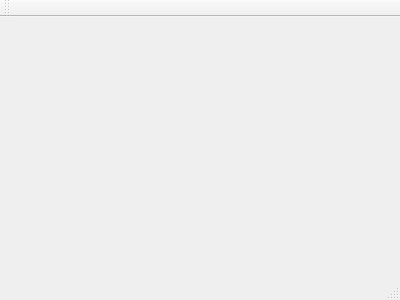
First picture: the form in mainwindow.ui, repository ghaemisr/MicroProject_Python, before the edit.
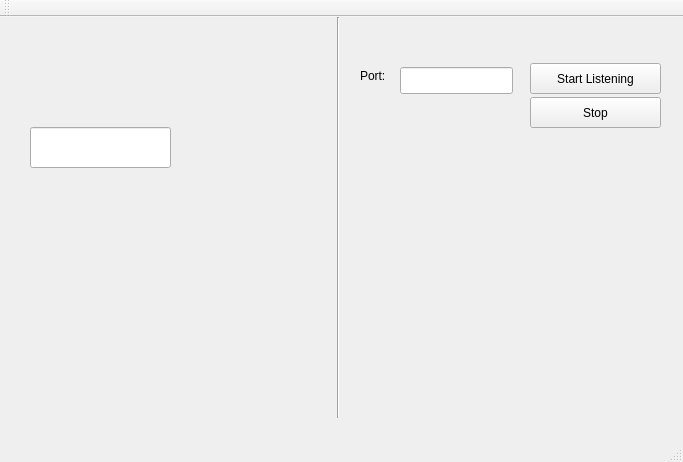
Second picture: the form after the edit.

The edit to the form file:
```diff
--- a/mainwindow.ui
+++ b/mainwindow.ui
@@ -1,24 +1,112 @@
 <ui version="4.0">
  <class>MainWindow</class>
- <widget class="QMainWindow" name="MainWindow" >
-  <property name="geometry" >
+ <widget class="QMainWindow" name="MainWindow">
+  <property name="geometry">
    <rect>
     <x>0</x>
     <y>0</y>
-    <width>400</width>
-    <height>300</height>
+    <width>683</width>
+    <height>462</height>
    </rect>
   </property>
   <property name="windowTitle" >
    <string>MainWindow</string>
   </property>
-  <widget class="QMenuBar" name="menuBar" />
-  <widget class="QToolBar" name="mainToolBar" />
-  <widget class="QWidget" name="centralWidget" />
-  <widget class="QStatusBar" name="statusBar" />
+  <widget class="QWidget" name="centralWidget">
+   <widget class="QPushButton" name="startListening_pushButton">
+    <property name="geometry">
+     <rect>
+      <x>530</x>
+      <y>46</y>
+      <width>131</width>
+      <height>31</height>
+     </rect>
+    </property>
+    <property name="text">
+     <string>Start Listening</string>
+    </property>
+   </widget>
+   <widget class="QPushButton" name="stop_pushButton">
+    <property name="geometry">
+     <rect>
+      <x>530</x>
+      <y>80</y>
+      <width>131</width>
+      <height>31</height>
+     </rect>
+    </property>
+    <property name="text">
+     <string>Stop</string>
+    </property>
+   </widget>
+   <widget class="Line" name="line">
+    <property name="geometry">
+     <rect>
+      <x>330</x>
+      <y>0</y>
+      <width>16</width>
+      <height>401</height>
+     </rect>
+    </property>
+    <property name="orientation">
+     <enum>Qt::Vertical</enum>
+    </property>
+   </widget>
+   <widget class="QLineEdit" name="lineEdit">
+    <property name="geometry">
+     <rect>
+      <x>30</x>
+      <y>110</y>
+      <width>141</width>
+      <height>41</height>
+     </rect>
+    </property>
+   </widget>
+   <widget class="QLineEdit" name="lineEdit_2">
+    <property name="geometry">
+     <rect>
+      <x>400</x>
+      <y>50</y>
+      <width>113</width>
+      <height>27</height>
+     </rect>
+    </property>
+   </widget>
+   <widget class="QLabel" name="label">
+    <property name="geometry">
+     <rect>
+      <x>360</x>
+      <y>50</y>
+      <width>41</width>
+      <height>17</height>
+     </rect>
+    </property>
+    <property name="text">
+     <string>Port: </string>
+    </property>
+   </widget>
+  </widget>
+  <widget class="QMenuBar" name="menuBar">
+   <property name="geometry">
+    <rect>
+     <x>0</x>
+     <y>0</y>
+     <width>683</width>
+     <height>25</height>
+    </rect>
+   </property>
+  </widget>
+  <widget class="QToolBar" name="mainToolBar">
+   <attribute name="toolBarArea">
+    <enum>TopToolBarArea</enum>
+   </attribute>
+   <attribute name="toolBarBreak">
+    <bool>false</bool>
+   </attribute>
+  </widget>
+  <widget class="QStatusBar" name="statusBar"/>
  </widget>
- <layoutDefault spacing="6" margin="11" />
- <pixmapfunction></pixmapfunction>
+ <layoutdefault spacing="6" margin="11"/>
  <resources/>
  <connections/>
 </ui>
```
Left out of the diff: 3 changed lines with no effect on the pictures.
